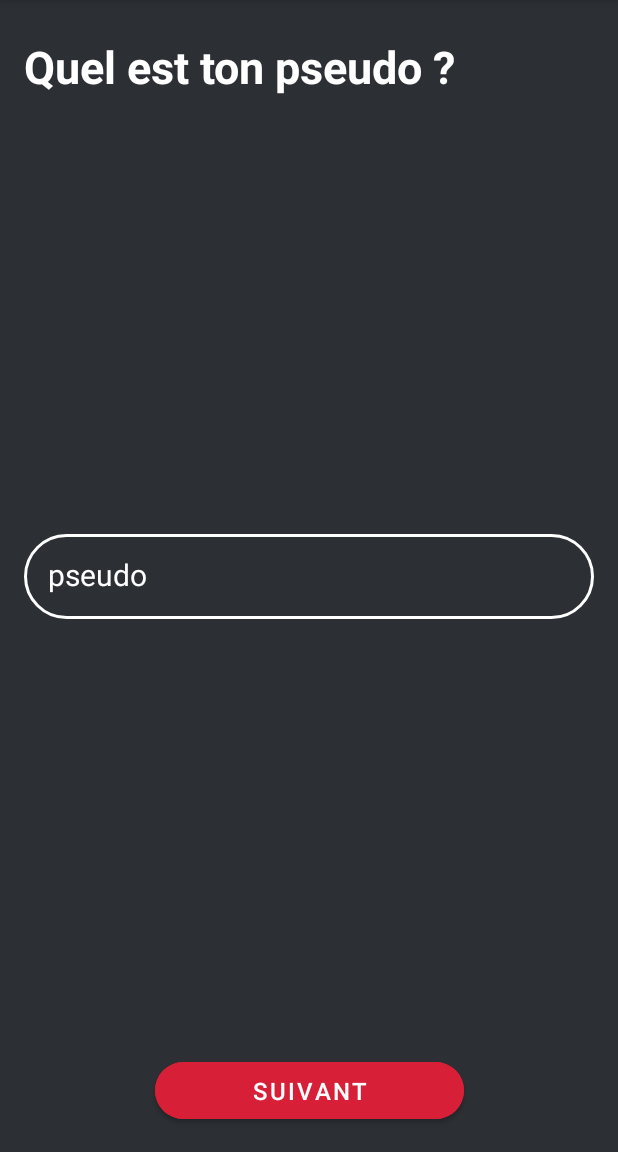
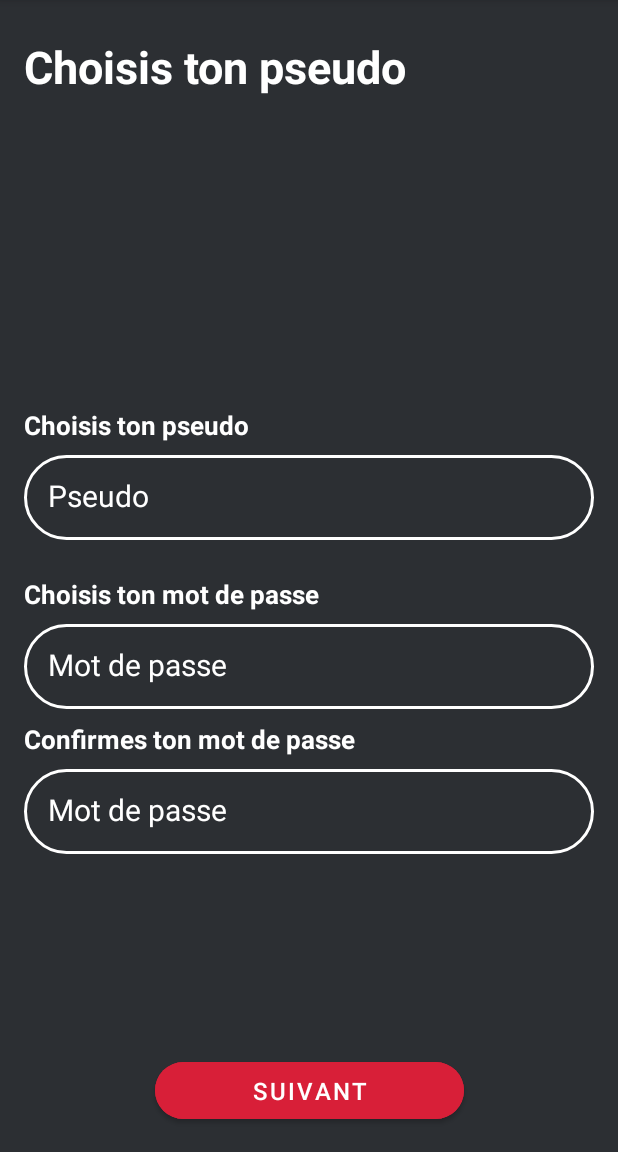
Before and after one commit to Lootin-IGM/Front, an Android app: the screen it shows after launch (FormActivity before the commit, RegisterActivity after it), on a phone screen of 412 x 824 dp, the part 84-1236 px from its top. Run offline under Robolectric (Android 15) with nearby library versions, the phone set to English and light mode, and no system bars.

Commit message:
feat: Merged Register & can now register user to backend

```diff
--- a/app/src/main/AndroidManifest.xml
+++ b/app/src/main/AndroidManifest.xml
@@ -12,13 +12,14 @@
         android:largeHeap="true"
         android:usesCleartextTraffic="true"
         android:theme="@style/Theme.Lootin">
-        <activity android:name=".form.FormActivity">
+        <activity android:name=".register.RegisterActivity">
             <intent-filter>
                 <action android:name="android.intent.action.MAIN" />
 
                 <category android:name="android.intent.category.LAUNCHER" />
             </intent-filter>
         </activity>
+        <activity android:name=".form.FormActivity" />
     </application>
 
 
--- a/app/src/main/res/layout/pseudo.xml
+++ b/app/src/main/res/layout/description_layout.xml
@@ -6,22 +6,23 @@
     android:background="@color/background_dark">
 
     <TextView
-        android:id="@+id/whatIsMyPseudo"
+        android:id="@+id/Description"
         android:layout_width="wrap_content"
         android:layout_height="wrap_content"
         android:layout_marginStart="16dp"
         android:layout_marginLeft="16dp"
         android:layout_marginTop="24dp"
-        android:text="@string/whatIsMyPseudo"
+        android:text="@string/description"
         android:textColor="@color/white"
-        android:textSize="30dp"
+        android:textSize="30sp"
         android:textStyle="bold"
         app:layout_constraintStart_toStartOf="parent"
         app:layout_constraintTop_toTopOf="parent" />
 
     <EditText
-        android:id="@+id/pseudoText"
+        android:id="@+id/descriptionText"
         android:layout_width="0dp"
+        android:autofillHints=""
         android:layout_height="wrap_content"
         android:layout_marginStart="16dp"
         android:layout_marginLeft="16dp"
@@ -29,21 +30,24 @@
         android:layout_marginRight="16dp"
         android:background="@drawable/rounded_edit_text"
         android:ems="10"
-        android:hint="@string/pseudoTextOnFormPage"
-        android:inputType="textPersonName"
+        android:hint="@string/descriptionText"
+        android:inputType="textMultiLine"
         android:paddingLeft="16dp"
+        android:paddingStart="16dp"
+        android:paddingEnd="0dp"
+        android:paddingRight="0dp"
         android:paddingTop="13dp"
         android:paddingBottom="16dp"
         android:textColor="@color/white"
         android:textColorHint="@color/white"
-        android:textSize="20dp"
+        android:textSize="20sp"
         app:layout_constraintBottom_toBottomOf="parent"
         app:layout_constraintEnd_toEndOf="parent"
         app:layout_constraintStart_toStartOf="parent"
         app:layout_constraintTop_toTopOf="parent" />
 
     <com.google.android.material.button.MaterialButton
-        android:id="@+id/nextButton"
+        android:id="@+id/nextButtonDescription"
         android:layout_width="0dp"
         android:layout_height="wrap_content"
         android:layout_marginBottom="16dp"
@@ -51,7 +55,7 @@
         android:paddingTop="8dp"
         android:paddingBottom="8dp"
         android:text="@string/next"
-        android:textSize="16dp"
+        android:textSize="16sp"
         app:cornerRadius="280dp"
         app:layout_constraintBottom_toBottomOf="parent"
         app:layout_constraintEnd_toStartOf="@+id/threeQuarterGuideline"
@@ -70,4 +74,5 @@
         android:layout_height="wrap_content"
         android:orientation="vertical"
         app:layout_constraintGuide_percent="0.75" />
+
 </androidx.constraintlayout.widget.ConstraintLayout>
--- /dev/null
+++ b/app/src/main/res/layout/register_layout.xml
@@ -0,0 +1,180 @@
+<?xml version="1.0" encoding="utf-8"?>
+<androidx.constraintlayout.widget.ConstraintLayout xmlns:android="http://schemas.android.com/apk/res/android"
+    xmlns:app="http://schemas.android.com/apk/res-auto"
+    android:layout_width="match_parent"
+    android:layout_height="match_parent"
+    android:background="@color/background_dark">
+
+    <androidx.constraintlayout.widget.Guideline
+        android:id="@+id/middleGuideline"
+        android:layout_width="wrap_content"
+        android:layout_height="wrap_content"
+        android:orientation="horizontal"
+        app:layout_constraintGuide_percent="0.50" />
+
+    <TextView
+        android:id="@+id/confirmPassword"
+        android:layout_width="wrap_content"
+        android:layout_height="wrap_content"
+        android:layout_marginStart="16dp"
+        android:layout_marginLeft="16dp"
+        android:layout_marginTop="8dp"
+        android:text="@string/chooseConfirmPassword"
+        android:textColor="@color/white"
+        android:textSize="17sp"
+        android:textStyle="bold"
+        app:layout_constraintStart_toStartOf="parent"
+        app:layout_constraintTop_toBottomOf="@+id/choosePasswordInput" />
+
+    <TextView
+        android:id="@+id/choosePassword"
+        android:layout_width="wrap_content"
+        android:layout_height="wrap_content"
+        android:layout_marginStart="16dp"
+        android:layout_marginLeft="16dp"
+        android:text="@string/choosePassword"
+        android:textColor="@color/white"
+        android:textSize="17sp"
+        android:textStyle="bold"
+        app:layout_constraintStart_toStartOf="parent"
+        app:layout_constraintTop_toTopOf="@+id/middleGuideline" />
+
+    <TextView
+        android:id="@+id/choosePseudo"
+        android:layout_width="wrap_content"
+        android:layout_height="wrap_content"
+        android:layout_marginStart="16dp"
+        android:layout_marginLeft="16dp"
+        android:layout_marginBottom="8dp"
+        android:text="@string/choosePseudo"
+        android:textColor="@color/white"
+        android:textSize="17sp"
+        android:textStyle="bold"
+        app:layout_constraintBottom_toTopOf="@+id/choosePseudoInput"
+        app:layout_constraintStart_toStartOf="parent" />
+
+    <TextView
+        android:id="@+id/choosePseudoTitle"
+        android:layout_width="wrap_content"
+        android:layout_height="wrap_content"
+        android:layout_marginStart="16dp"
+        android:layout_marginLeft="16dp"
+        android:layout_marginTop="24dp"
+        android:text="@string/choosePseudo"
+        android:textColor="@color/white"
+        android:textSize="30sp"
+        android:textStyle="bold"
+        app:layout_constraintStart_toStartOf="parent"
+        app:layout_constraintTop_toTopOf="parent" />
+
+    <EditText
+        android:id="@+id/choosePasswordInput"
+        android:layout_width="0dp"
+        android:layout_height="wrap_content"
+        android:layout_marginStart="16dp"
+        android:layout_marginLeft="16dp"
+        android:layout_marginTop="8dp"
+        android:layout_marginEnd="16dp"
+        android:layout_marginRight="16dp"
+        android:autofillHints=""
+        android:background="@drawable/rounded_edit_text"
+        android:ems="10"
+        android:hint="@string/password"
+        android:inputType="textPassword"
+        android:paddingStart="16dp"
+        android:paddingLeft="16dp"
+        android:paddingTop="13dp"
+        android:paddingEnd="0dp"
+        android:paddingRight="0dp"
+        android:paddingBottom="16dp"
+        android:textColor="@color/white"
+        android:textColorHint="@color/white"
+        android:textSize="20sp"
+        app:layout_constraintEnd_toEndOf="parent"
+        app:layout_constraintStart_toStartOf="parent"
+        app:layout_constraintTop_toBottomOf="@+id/choosePassword" />
+
+    <EditText
+        android:id="@+id/confirmPasswordInput"
+        android:layout_width="0dp"
+        android:layout_height="wrap_content"
+        android:layout_marginStart="16dp"
+        android:layout_marginLeft="16dp"
+        android:layout_marginTop="8dp"
+        android:layout_marginEnd="16dp"
+        android:layout_marginRight="16dp"
+        android:autofillHints=""
+        android:background="@drawable/rounded_edit_text"
+        android:ems="10"
+        android:hint="@string/password"
+        android:inputType="textPassword"
+        android:paddingStart="16dp"
+        android:paddingLeft="16dp"
+        android:paddingTop="13dp"
+        android:paddingEnd="0dp"
+        android:paddingRight="0dp"
+        android:paddingBottom="16dp"
+        android:textColor="@color/white"
+        android:textColorHint="@color/white"
+        android:textSize="20sp"
+        app:layout_constraintEnd_toEndOf="parent"
+        app:layout_constraintStart_toStartOf="parent"
+        app:layout_constraintTop_toBottomOf="@+id/confirmPassword" />
+
+    <EditText
+        android:id="@+id/choosePseudoInput"
+        android:layout_width="0dp"
+        android:layout_height="wrap_content"
+        android:layout_marginStart="16dp"
+        android:layout_marginLeft="16dp"
+        android:layout_marginEnd="16dp"
+        android:layout_marginRight="16dp"
+        android:layout_marginBottom="24dp"
+        android:autofillHints=""
+        android:background="@drawable/rounded_edit_text"
+        android:ems="10"
+        android:hint="@string/pseudo"
+        android:inputType="textPersonName"
+        android:paddingStart="16dp"
+        android:paddingLeft="16dp"
+        android:paddingTop="13dp"
+        android:paddingEnd="0dp"
+        android:paddingRight="0dp"
+        android:paddingBottom="16dp"
+        android:textColor="@color/white"
+        android:textColorHint="@color/white"
+        android:textSize="20sp"
+        app:layout_constraintBottom_toTopOf="@+id/middleGuideline"
+        app:layout_constraintEnd_toEndOf="parent"
+        app:layout_constraintStart_toStartOf="parent" />
+
+    <com.google.android.material.button.MaterialButton
+        android:id="@+id/nextButtonChoosePseudo"
+        android:layout_width="0dp"
+        android:layout_height="wrap_content"
+        android:layout_marginBottom="16dp"
+        android:backgroundTint="@color/red_lootin"
+        android:paddingTop="8dp"
+        android:paddingBottom="8dp"
+        android:text="@string/next"
+        android:textSize="16sp"
+        app:cornerRadius="280dp"
+        app:layout_constraintBottom_toBottomOf="parent"
+        app:layout_constraintEnd_toStartOf="@+id/threeQuarterGuideline"
+        app:layout_constraintStart_toStartOf="@+id/oneQuarterGuideline" />
+
+    <androidx.constraintlayout.widget.Guideline
+        android:id="@+id/oneQuarterGuideline"
+        android:layout_width="wrap_content"
+        android:layout_height="wrap_content"
+        android:orientation="vertical"
+        app:layout_constraintGuide_percent="0.25" />
+
+    <androidx.constraintlayout.widget.Guideline
+        android:id="@+id/threeQuarterGuideline"
+        android:layout_width="wrap_content"
+        android:layout_height="wrap_content"
+        android:orientation="vertical"
+        app:layout_constraintGuide_percent="0.75" />
+
+</androidx.constraintlayout.widget.ConstraintLayout>
--- a/app/src/main/res/values/strings.xml
+++ b/app/src/main/res/values/strings.xml
@@ -10,10 +10,7 @@
     <string name="takePicture">APPAREIL PHOTO</string>
     <string name="pickPicture">GALERIE PHOTO</string>
     <string name="iAmPlayingTo">Je joue à...</string>
-    <string name="app_name">Lootin</string>
     <string name="whatsYourName">Comment tu t\'appelles ?</string>
-    <string name="next">SUIVANT</string>
-    <string name="validate">VALIDER</string>
     <string name="firstName">Prénom</string>
     <string name="lastName">Nom</string>
     <string name="birthday">Ta date d\'anniversaire</string>
@@ -27,4 +24,14 @@
     <string name="searchingFor">Je cherche</string>
     <string name="formError">Veuillez remplir tous les champs du formulaire</string>
     <string name="notSelectedError">Veuillez sélectionner un des champs</string>
+    <string name="choosePseudo">Choisis ton pseudo</string>
+    <string name="pseudo">Pseudo</string>
+    <string name="password">Mot de passe</string>
+    <string name="choosePassword">Choisis ton mot de passe</string>
+    <string name="chooseConfirmPassword">Confirmes ton mot de passe</string>
+    <string name="wrongPassword">Veuillez entrer le même mot de passe dans les champs "Choisis ton mot de passe" et "Confirmes ton mot de passe"</string>
+    <string name="description">Décris toi</string>
+    <string name="descriptionText">Description...</string>
+    <string name="descriptionError">Veuillez vous décrire</string>
+    <string name="gamesMessageError">Veuillez sélectionner au moins un jeu</string>
 </resources>
```
Also changed, not shown: app/src/main/java/fr/uge/lootin/form/FormActivity.kt (+76 -48 lines), app/src/main/java/fr/uge/lootin/register/RegisterActivity.kt (+84 -19 lines).
